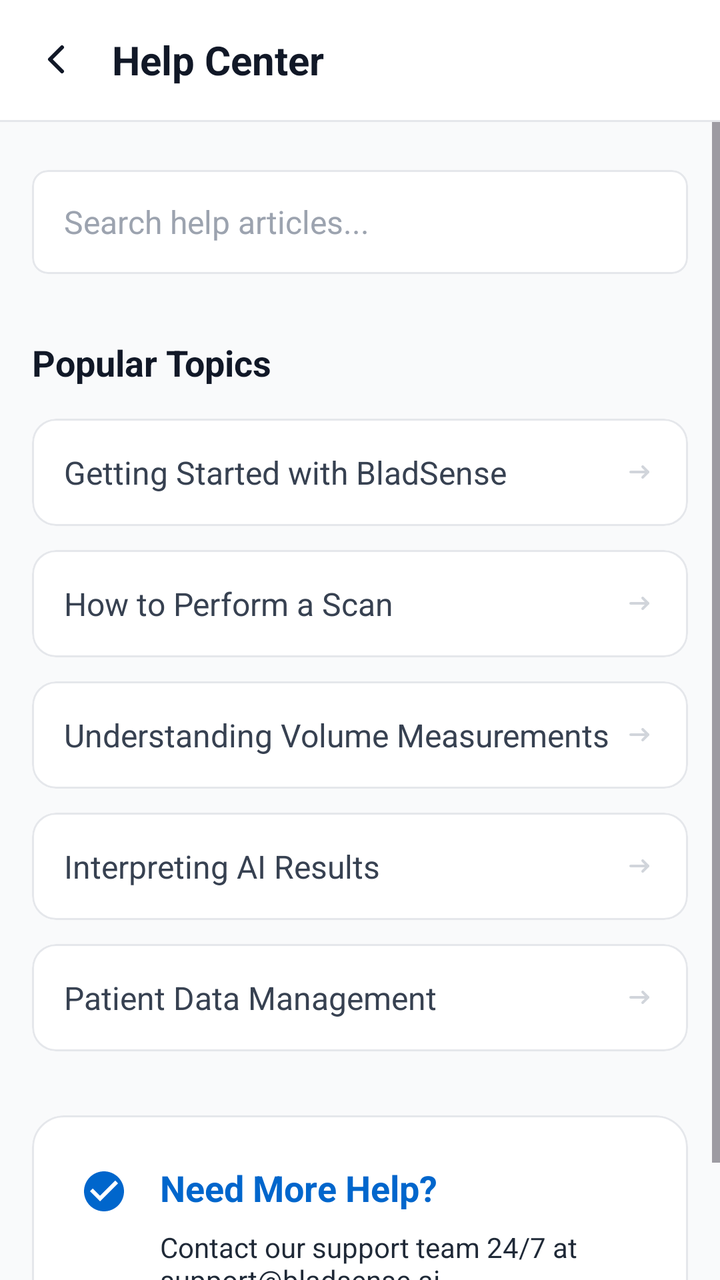
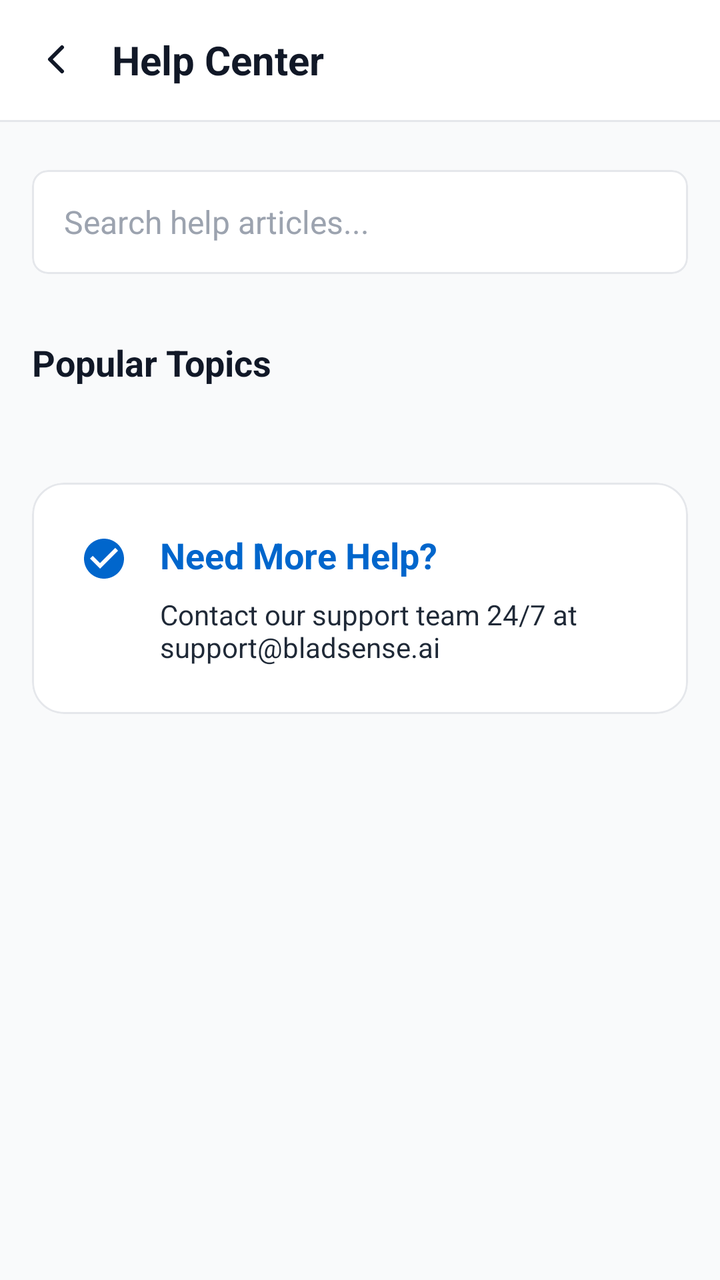

Two renders of the same Android screen: before a commit and after it. Below are the layout's source before the change and the commit's diff.
<!-- AndroidManifest.xml: application theme Theme.Bladder_frontend -->
<!-- res/layout/activity_help.xml -->
<?xml version="1.0" encoding="utf-8"?>
<androidx.constraintlayout.widget.ConstraintLayout xmlns:android="http://schemas.android.com/apk/res/android"
    xmlns:app="http://schemas.android.com/apk/res-auto"
    xmlns:tools="http://schemas.android.com/tools"
    android:layout_width="match_parent"
    android:layout_height="match_parent"
    android:background="#F9FAFB"
    tools:context=".HelpActivity">

    
    <androidx.appcompat.widget.Toolbar
        android:id="@+id/toolbar"
        android:layout_width="match_parent"
        android:layout_height="60dp"
        android:background="#FFFFFF"
        app:layout_constraintTop_toTopOf="parent">

        <RelativeLayout
            android:layout_width="match_parent"
            android:layout_height="wrap_content"
            android:layout_marginEnd="16dp">

            <ImageView
                android:id="@+id/btn_back"
                android:layout_width="24dp"
                android:layout_height="24dp"
                android:layout_centerVertical="true"
                android:src="@drawable/ic_arrow_back"
                app:tint="#111827" />

            <TextView
                android:layout_width="wrap_content"
                android:layout_height="wrap_content"
                android:layout_centerVertical="true"
                android:layout_marginStart="16dp"
                android:layout_toEndOf="@id/btn_back"
                android:text="Help Center"
                android:textColor="#111827"
                android:textSize="20sp"
                android:textStyle="bold" />
        </RelativeLayout>
    </androidx.appcompat.widget.Toolbar>

    <View
        android:id="@+id/divider"
        android:layout_width="match_parent"
        android:layout_height="1dp"
        android:background="#E5E7EB"
        app:layout_constraintTop_toBottomOf="@id/toolbar" />

    <ScrollView
        android:layout_width="match_parent"
        android:layout_height="0dp"
        android:fillViewport="true"
        app:layout_constraintBottom_toBottomOf="parent"
        app:layout_constraintTop_toBottomOf="@id/divider">

        <LinearLayout
            android:layout_width="match_parent"
            android:layout_height="wrap_content"
            android:orientation="vertical"
            android:padding="16dp">

            
            <com.google.android.material.card.MaterialCardView
                android:layout_width="match_parent"
                android:layout_height="52dp"
                android:layout_marginTop="8dp"
                app:cardBackgroundColor="#FFFFFF"
                app:cardCornerRadius="8dp"
                app:cardElevation="0dp"
                app:strokeColor="#E5E7EB"
                app:strokeWidth="1dp">

                <EditText
                    android:layout_width="match_parent"
                    android:layout_height="match_parent"
                    android:background="@android:color/transparent"
                    android:hint="Search help articles..."
                    android:paddingHorizontal="16dp"
                    android:textColor="#111827"
                    android:textColorHint="#9CA3AF"
                    android:textSize="16sp" />
            </com.google.android.material.card.MaterialCardView>

            <TextView
                android:layout_width="wrap_content"
                android:layout_height="wrap_content"
                android:layout_marginTop="32dp"
                android:text="Popular Topics"
                android:textColor="#111827"
                android:textSize="18sp"
                android:textStyle="bold" />

            
            <com.google.android.material.card.MaterialCardView
                android:layout_width="match_parent"
                android:layout_height="wrap_content"
                android:layout_marginTop="16dp"
                app:cardBackgroundColor="#FFFFFF"
                app:cardCornerRadius="12dp"
                app:cardElevation="0dp"
                app:strokeColor="#E5E7EB"
                app:strokeWidth="1dp">

                <RelativeLayout
                    android:layout_width="match_parent"
                    android:layout_height="wrap_content"
                    android:padding="16dp">

                    <TextView
                        android:layout_width="wrap_content"
                        android:layout_height="wrap_content"
                        android:text="Getting Started with BladSense"
                        android:textColor="#374151"
                        android:textSize="16sp" />

                    <ImageView
                        android:layout_width="16dp"
                        android:layout_height="16dp"
                        android:layout_alignParentEnd="true"
                        android:layout_centerVertical="true"
                        android:src="@drawable/ic_sign_in_arrow"
                        app:tint="#D1D5DB" />
                </RelativeLayout>
            </com.google.android.material.card.MaterialCardView>

            
            <com.google.android.material.card.MaterialCardView
                android:layout_width="match_parent"
                android:layout_height="wrap_content"
                android:layout_marginTop="12dp"
                app:cardBackgroundColor="#FFFFFF"
                app:cardCornerRadius="12dp"
                app:cardElevation="0dp"
                app:strokeColor="#E5E7EB"
                app:strokeWidth="1dp">

                <RelativeLayout
                    android:layout_width="match_parent"
                    android:layout_height="wrap_content"
                    android:padding="16dp">

                    <TextView
                        android:layout_width="wrap_content"
                        android:layout_height="wrap_content"
                        android:text="How to Perform a Scan"
                        android:textColor="#374151"
                        android:textSize="16sp" />

                    <ImageView
                        android:layout_width="16dp"
                        android:layout_height="16dp"
                        android:layout_alignParentEnd="true"
                        android:layout_centerVertical="true"
                        android:src="@drawable/ic_sign_in_arrow"
                        app:tint="#D1D5DB" />
                </RelativeLayout>
            </com.google.android.material.card.MaterialCardView>

            
            <com.google.android.material.card.MaterialCardView
                android:layout_width="match_parent"
                android:layout_height="wrap_content"
                android:layout_marginTop="12dp"
                app:cardBackgroundColor="#FFFFFF"
                app:cardCornerRadius="12dp"
                app:cardElevation="0dp"
                app:strokeColor="#E5E7EB"
                app:strokeWidth="1dp">

                <RelativeLayout
                    android:layout_width="match_parent"
                    android:layout_height="wrap_content"
                    android:padding="16dp">

                    <TextView
                        android:layout_width="wrap_content"
                        android:layout_height="wrap_content"
                        android:text="Understanding Volume Measurements"
                        android:textColor="#374151"
                        android:textSize="16sp" />

                    <ImageView
                        android:layout_width="16dp"
                        android:layout_height="16dp"
                        android:layout_alignParentEnd="true"
                        android:layout_centerVertical="true"
                        android:src="@drawable/ic_sign_in_arrow"
                        app:tint="#D1D5DB" />
                </RelativeLayout>
            </com.google.android.material.card.MaterialCardView>

            
            <com.google.android.material.card.MaterialCardView
                android:layout_width="match_parent"
                android:layout_height="wrap_content"
                android:layout_marginTop="12dp"
                app:cardBackgroundColor="#FFFFFF"
                app:cardCornerRadius="12dp"
                app:cardElevation="0dp"
                app:strokeColor="#E5E7EB"
                app:strokeWidth="1dp">

                <RelativeLayout
                    android:layout_width="match_parent"
                    android:layout_height="wrap_content"
                    android:padding="16dp">

                    <TextView
                        android:layout_width="wrap_content"
                        android:layout_height="wrap_content"
                        android:text="Interpreting AI Results"
                        android:textColor="#374151"
                        android:textSize="16sp" />

                    <ImageView
                        android:layout_width="16dp"
                        android:layout_height="16dp"
                        android:layout_alignParentEnd="true"
                        android:layout_centerVertical="true"
                        android:src="@drawable/ic_sign_in_arrow"
                        app:tint="#D1D5DB" />
                </RelativeLayout>
            </com.google.android.material.card.MaterialCardView>

            
            <com.google.android.material.card.MaterialCardView
                android:layout_width="match_parent"
                android:layout_height="wrap_content"
                android:layout_marginTop="12dp"
                app:cardBackgroundColor="#FFFFFF"
                app:cardCornerRadius="12dp"
                app:cardElevation="0dp"
                app:strokeColor="#E5E7EB"
                app:strokeWidth="1dp">

                <RelativeLayout
                    android:layout_width="match_parent"
                    android:layout_height="wrap_content"
                    android:padding="16dp">

                    <TextView
                        android:layout_width="wrap_content"
                        android:layout_height="wrap_content"
                        android:text="Patient Data Management"
                        android:textColor="#374151"
                        android:textSize="16sp" />

                    <ImageView
                        android:layout_width="16dp"
                        android:layout_height="16dp"
                        android:layout_alignParentEnd="true"
                        android:layout_centerVertical="true"
                        android:src="@drawable/ic_sign_in_arrow"
                        app:tint="#D1D5DB" />
                </RelativeLayout>
            </com.google.android.material.card.MaterialCardView>

            
            <com.google.android.material.card.MaterialCardView
                android:layout_width="match_parent"
                android:layout_height="wrap_content"
                android:layout_marginTop="32dp"
                android:layout_marginBottom="16dp"
                app:cardBackgroundColor="#FFFFFF"
                app:cardCornerRadius="16dp"
                app:cardElevation="0dp"
                app:strokeColor="#E5E7EB"
                app:strokeWidth="1dp">

                <RelativeLayout
                    android:layout_width="match_parent"
                    android:layout_height="wrap_content"
                    android:padding="24dp">

                    <ImageView
                        android:id="@+id/icon_info"
                        android:layout_width="24dp"
                        android:layout_height="24dp"
                        android:layout_marginTop="2dp"
                        android:src="@drawable/ic_check_circle"
                        app:tint="#0066CC" />

                    <LinearLayout
                        android:layout_width="wrap_content"
                        android:layout_height="wrap_content"
                        android:layout_marginStart="16dp"
                        android:layout_toEndOf="@id/icon_info"
                        android:orientation="vertical">

                        <TextView
                            android:layout_width="wrap_content"
                            android:layout_height="wrap_content"
                            android:text="Need More Help?"
                            android:textColor="#0066CC"
                            android:textSize="18sp"
                            android:textStyle="bold" />

                        <TextView
                            android:layout_width="wrap_content"
                            android:layout_height="wrap_content"
                            android:layout_marginTop="8dp"
                            android:text="Contact our support team 24/7 at support@bladsense.ai"
                            android:textColor="#1F2937"
                            android:textSize="14sp" />
                    </LinearLayout>
                </RelativeLayout>
            </com.google.android.material.card.MaterialCardView>

        </LinearLayout>
    </ScrollView>

</androidx.constraintlayout.widget.ConstraintLayout>
<!-- resources referenced by this layout -->
<resources>
  <!-- drawable ic_arrow_back (drawable) -->
  <vector xmlns:android="http://schemas.android.com/apk/res/android"
      android:width="24dp"
      android:height="24dp"
      android:viewportWidth="24"
      android:viewportHeight="24">
    <path
        android:pathData="M15,18l-6,-6l6,-6"
        android:strokeLineJoin="round"
        android:strokeWidth="2"
        android:fillColor="#00000000"
        android:strokeColor="#000000"
        android:strokeLineCap="round"/>
  </vector>
  <!-- drawable ic_check_circle (drawable) -->
  <vector xmlns:android="http://schemas.android.com/apk/res/android"
      android:width="24dp"
      android:height="24dp"
      android:viewportWidth="24"
      android:viewportHeight="24">
    <path
        android:pathData="M12,2C6.48,2 2,6.48 2,12s4.48,10 10,10 10,-4.48 10,-10S17.52,2 12,2zM10,17l-5,-5 1.41,-1.41L10,14.17l7.59,-7.59L19,8l-9,9z"
        android:fillColor="@android:color/holo_green_dark"/>
  </vector>
  <!-- drawable ic_sign_in_arrow (drawable) -->
  <vector xmlns:android="http://schemas.android.com/apk/res/android"
      android:width="24dp"
      android:height="24dp"
      android:viewportWidth="24"
      android:viewportHeight="24">
      <path
          android:strokeColor="#0066CC"
          android:strokeWidth="2"
          android:strokeLineCap="round"
          android:strokeLineJoin="round"
          android:pathData="M14,16l4,-4 -4,-4"/>
      <path
          android:strokeColor="#0066CC"
          android:strokeWidth="2"
          android:strokeLineCap="round"
          android:strokeLineJoin="round"
          android:pathData="M5,12h13"/>
  </vector>
  <style name="Theme.Bladder_frontend" parent="Base.Theme.Bladder_frontend" />
  <style name="Base.Theme.Bladder_frontend" parent="Theme.Material3.DayNight.NoActionBar">
          
          
      </style>
</resources>

<!-- the commit's change to res/layout/activity_help.xml (unified diff, before → after) -->
@@ -73,6 +73,7 @@
                 app:strokeWidth="1dp">
 
                 <EditText
+                    android:id="@+id/edit_search"
                     android:layout_width="match_parent"
                     android:layout_height="match_parent"
                     android:background="@android:color/transparent"
@@ -93,169 +94,13 @@
                 android:textStyle="bold" />
 
             
-            <com.google.android.material.card.MaterialCardView
+            <androidx.recyclerview.widget.RecyclerView
+                android:id="@+id/recycler_help_topics"
                 android:layout_width="match_parent"
                 android:layout_height="wrap_content"
                 android:layout_marginTop="16dp"
-                app:cardBackgroundColor="#FFFFFF"
-                app:cardCornerRadius="12dp"
-                app:cardElevation="0dp"
-                app:strokeColor="#E5E7EB"
-                app:strokeWidth="1dp">
-
-                <RelativeLayout
-                    android:layout_width="match_parent"
-                    android:layout_height="wrap_content"
-                    android:padding="16dp">
-
-                    <TextView
-                        android:layout_width="wrap_content"
-                        android:layout_height="wrap_content"
-                        android:text="Getting Started with BladSense"
-                        android:textColor="#374151"
-                        android:textSize="16sp" />
-
-                    <ImageView
-                        android:layout_width="16dp"
-                        android:layout_height="16dp"
-                        android:layout_alignParentEnd="true"
-                        android:layout_centerVertical="true"
-                        android:src="@drawable/ic_sign_in_arrow"
-                        app:tint="#D1D5DB" />
-                </RelativeLayout>
-            </com.google.android.material.card.MaterialCardView>
-
-            
-            <com.google.android.material.card.MaterialCardView
-                android:layout_width="match_parent"
-                android:layout_height="wrap_content"
-                android:layout_marginTop="12dp"
-                app:cardBackgroundColor="#FFFFFF"
-                app:cardCornerRadius="12dp"
-                app:cardElevation="0dp"
-                app:strokeColor="#E5E7EB"
-                app:strokeWidth="1dp">
-
-                <RelativeLayout
-                    android:layout_width="match_parent"
-                    android:layout_height="wrap_content"
-                    android:padding="16dp">
-
-                    <TextView
-                        android:layout_width="wrap_content"
-                        android:layout_height="wrap_content"
-                        android:text="How to Perform a Scan"
-                        android:textColor="#374151"
-                        android:textSize="16sp" />
-
-                    <ImageView
-                        android:layout_width="16dp"
-                        android:layout_height="16dp"
-                        android:layout_alignParentEnd="true"
-                        android:layout_centerVertical="true"
-                        android:src="@drawable/ic_sign_in_arrow"
-                        app:tint="#D1D5DB" />
-                </RelativeLayout>
-            </com.google.android.material.card.MaterialCardView>
-
-            
-            <com.google.android.material.card.MaterialCardView
-                android:layout_width="match_parent"
-                android:layout_height="wrap_content"
-                android:layout_marginTop="12dp"
-                app:cardBackgroundColor="#FFFFFF"
-                app:cardCornerRadius="12dp"
-                app:cardElevation="0dp"
-                app:strokeColor="#E5E7EB"
-                app:strokeWidth="1dp">
-
-                <RelativeLayout
-                    android:layout_width="match_parent"
-                    android:layout_height="wrap_content"
-                    android:padding="16dp">
-
-                    <TextView
-                        android:layout_width="wrap_content"
-                        android:layout_height="wrap_content"
-                        android:text="Understanding Volume Measurements"
-                        android:textColor="#374151"
-                        android:textSize="16sp" />
-
-                    <ImageView
-                        android:layout_width="16dp"
-                        android:layout_height="16dp"
-                        android:layout_alignParentEnd="true"
-                        android:layout_centerVertical="true"
-                        android:src="@drawable/ic_sign_in_arrow"
-                        app:tint="#D1D5DB" />
-                </RelativeLayout>
-            </com.google.android.material.card.MaterialCardView>
-
-            
-            <com.google.android.material.card.MaterialCardView
-                android:layout_width="match_parent"
-                android:layout_height="wrap_content"
-                android:layout_marginTop="12dp"
-                app:cardBackgroundColor="#FFFFFF"
-                app:cardCornerRadius="12dp"
-                app:cardElevation="0dp"
-                app:strokeColor="#E5E7EB"
-                app:strokeWidth="1dp">
-
-                <RelativeLayout
-                    android:layout_width="match_parent"
-                    android:layout_height="wrap_content"
-                    android:padding="16dp">
-
-                    <TextView
-                        android:layout_width="wrap_content"
-                        android:layout_height="wrap_content"
-                        android:text="Interpreting AI Results"
-                        android:textColor="#374151"
-                        android:textSize="16sp" />
-
-                    <ImageView
-                        android:layout_width="16dp"
-                        android:layout_height="16dp"
-                        android:layout_alignParentEnd="true"
-                        android:layout_centerVertical="true"
-                        android:src="@drawable/ic_sign_in_arrow"
-                        app:tint="#D1D5DB" />
-                </RelativeLayout>
-            </com.google.android.material.card.MaterialCardView>
-
-            
-            <com.google.android.material.card.MaterialCardView
-                android:layout_width="match_parent"
-                android:layout_height="wrap_content"
-                android:layout_marginTop="12dp"
-                app:cardBackgroundColor="#FFFFFF"
-                app:cardCornerRadius="12dp"
-                app:cardElevation="0dp"
-                app:strokeColor="#E5E7EB"
-                app:strokeWidth="1dp">
-
-                <RelativeLayout
-                    android:layout_width="match_parent"
-                    android:layout_height="wrap_content"
-                    android:padding="16dp">
-
-                    <TextView
-                        android:layout_width="wrap_content"
-                        android:layout_height="wrap_content"
-                        android:text="Patient Data Management"
-                        android:textColor="#374151"
-                        android:textSize="16sp" />
-
-                    <ImageView
-                        android:layout_width="16dp"
-                        android:layout_height="16dp"
-                        android:layout_alignParentEnd="true"
-                        android:layout_centerVertical="true"
-                        android:src="@drawable/ic_sign_in_arrow"
-                        app:tint="#D1D5DB" />
-                </RelativeLayout>
-            </com.google.android.material.card.MaterialCardView>
+                android:nestedScrollingEnabled="false"
+                tools:listitem="@layout/item_help_article" />
 
             
             <com.google.android.material.card.MaterialCardView
@@ -312,3 +157,41 @@
     </ScrollView>
 
 </androidx.constraintlayout.widget.ConstraintLayout>
+<!-- res/layout/item_help_article.xml (included above) -->
+<?xml version="1.0" encoding="utf-8"?>
+<com.google.android.material.card.MaterialCardView xmlns:android="http://schemas.android.com/apk/res/android"
+    xmlns:app="http://schemas.android.com/apk/res-auto"
+    android:layout_width="match_parent"
+    android:layout_height="wrap_content"
+    android:layout_marginTop="12dp"
+    app:cardBackgroundColor="#FFFFFF"
+    app:cardCornerRadius="12dp"
+    app:cardElevation="0dp"
+    app:strokeColor="#E5E7EB"
+    app:strokeWidth="1dp">
+
+    <RelativeLayout
+        android:layout_width="match_parent"
+        android:layout_height="wrap_content"
+        android:padding="16dp">
+
+        <TextView
+            android:id="@+id/text_title"
+            android:layout_width="wrap_content"
+            android:layout_height="wrap_content"
+            android:layout_toStartOf="@id/icon_arrow"
+            android:layout_alignParentStart="true"
+            android:text="Topic Title"
+            android:textColor="#374151"
+            android:textSize="16sp" />
+
+        <ImageView
+            android:id="@+id/icon_arrow"
+            android:layout_width="16dp"
+            android:layout_height="16dp"
+            android:layout_alignParentEnd="true"
+            android:layout_centerVertical="true"
+            android:src="@drawable/ic_sign_in_arrow"
+            app:tint="#D1D5DB" />
+    </RelativeLayout>
+</com.google.android.material.card.MaterialCardView>
<!-- resource entries referenced after the edit -->
@@ -46,7 +46,8 @@
   <style name="Theme.Bladder_frontend" parent="Base.Theme.Bladder_frontend" />
   <style name="Base.Theme.Bladder_frontend" parent="Theme.Material3.DayNight.NoActionBar">
           
-          
+          <item name="colorPrimary">@color/colorPrimary</item>
       </style>
+  <color name="colorPrimary">#0066CC</color>
 </resources>
 
